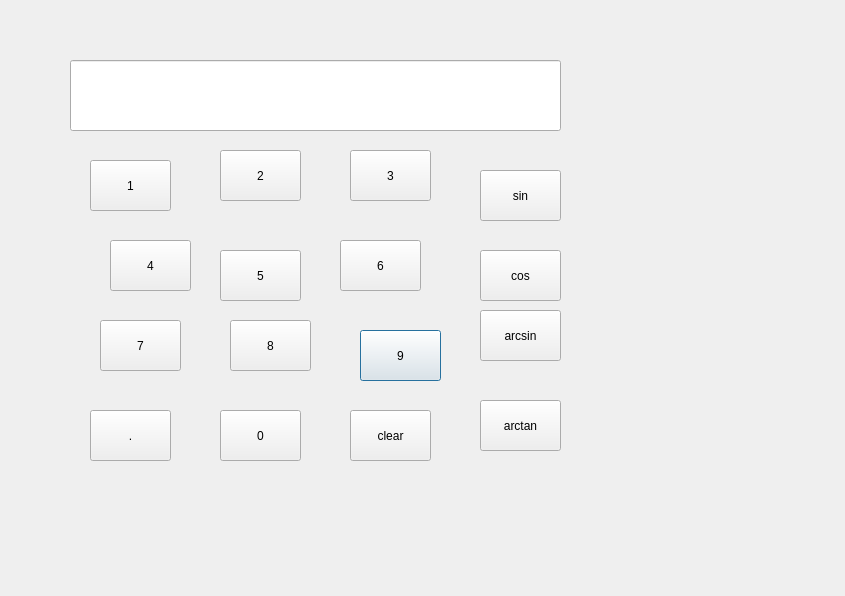
First picture: the form in calyh.ui, repository liuxianzhishou/Trigonometric-Calculator, before the edit.
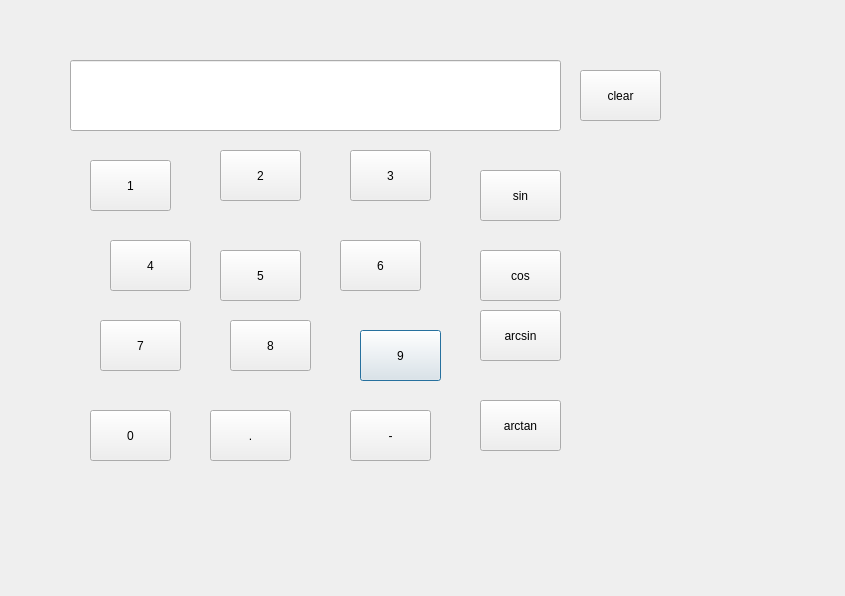
Second picture: the form after the edit.

What changed in the file:
```diff
--- a/calyh.ui
+++ b/calyh.ui
@@ -29,7 +29,7 @@
   <widget class="QPushButton" name="btnpoint">
    <property name="geometry">
     <rect>
-     <x>90</x>
+     <x>210</x>
      <y>410</y>
      <width>81</width>
      <height>51</height>
@@ -146,7 +146,7 @@
   <widget class="QPushButton" name="btn0">
    <property name="geometry">
     <rect>
-     <x>220</x>
+     <x>90</x>
      <y>410</y>
      <width>81</width>
      <height>51</height>
@@ -159,8 +159,8 @@
   <widget class="QPushButton" name="btnclear">
    <property name="geometry">
     <rect>
-     <x>350</x>
-     <y>410</y>
+     <x>580</x>
+     <y>70</y>
      <width>81</width>
      <height>51</height>
     </rect>
@@ -234,6 +234,19 @@
     <bool>true</bool>
    </property>
   </widget>
+  <widget class="QPushButton" name="btnneg">
+   <property name="geometry">
+    <rect>
+     <x>350</x>
+     <y>410</y>
+     <width>81</width>
+     <height>51</height>
+    </rect>
+   </property>
+   <property name="text">
+    <string>-</string>
+   </property>
+  </widget>
  </widget>
  <layoutdefault spacing="6" margin="11"/>
  <resources/>
```
